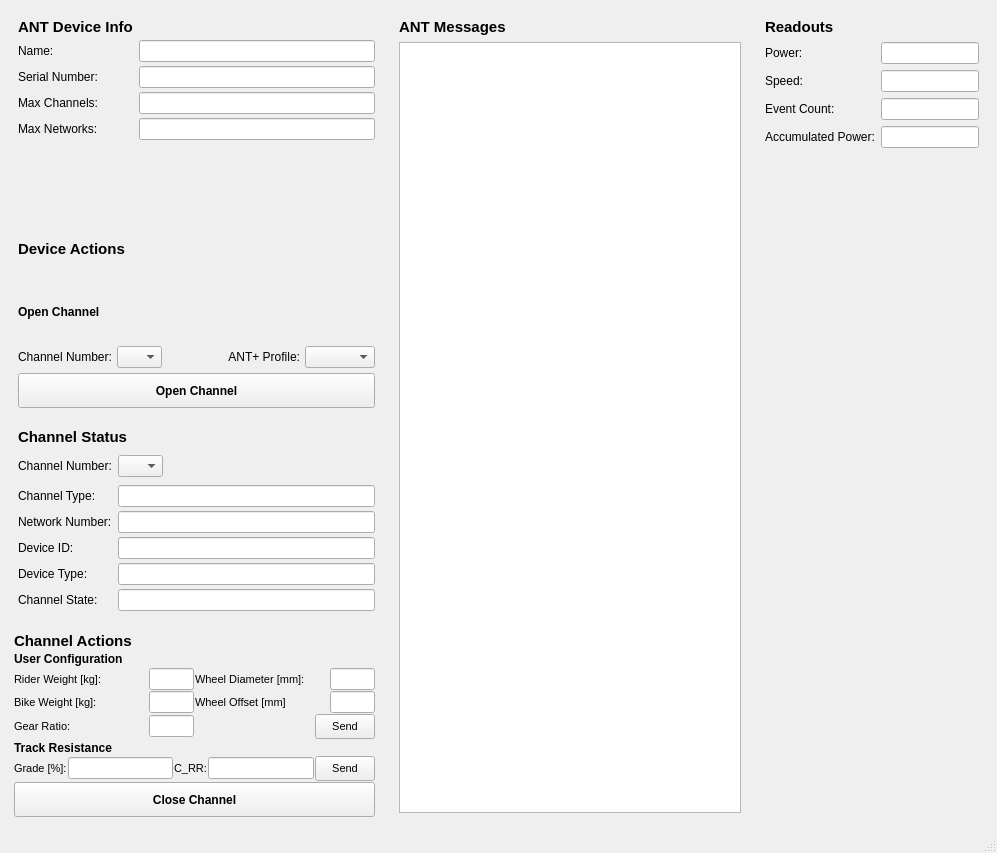
Qt form demos/GUI/ant_UI.ui (pcavanaugh04/libant) before a commit.
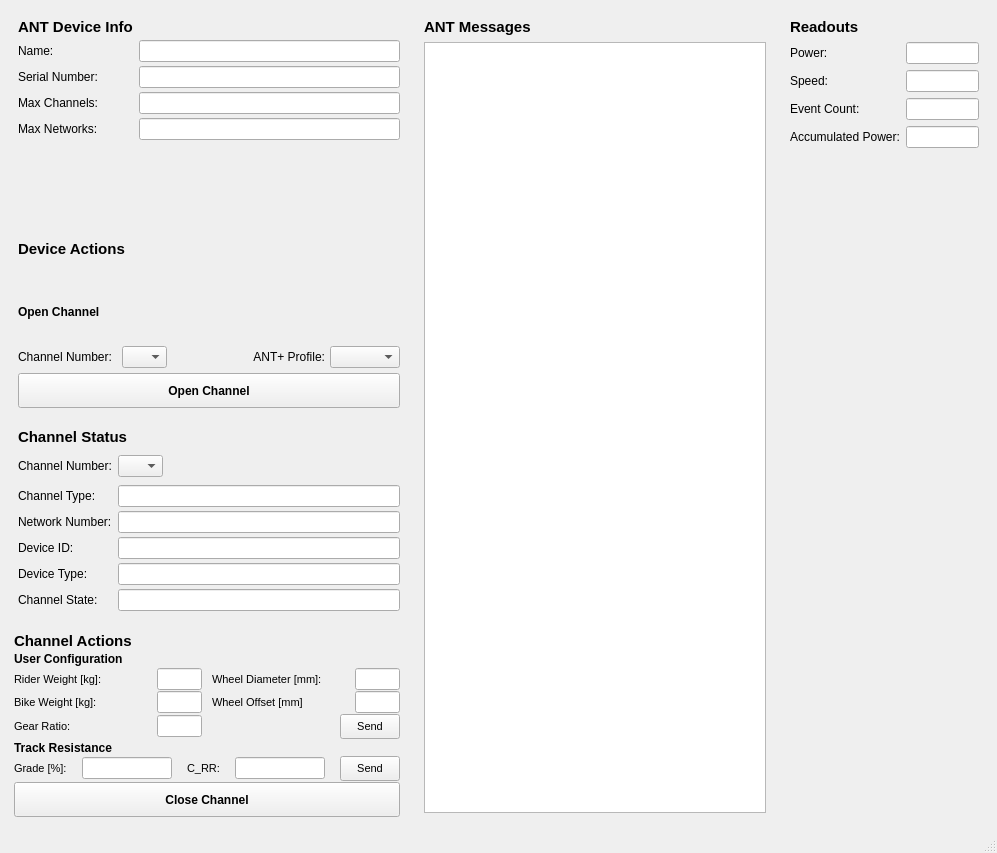
The same form after that commit.

Commit message:
Start GUI Demo
Run between a qt application and thread with proper use of signals and slots

The edit to the form file:
```diff
--- a/demos/GUI/ant_UI.ui
+++ b/demos/GUI/ant_UI.ui
@@ -62,6 +62,9 @@
            <property name="autoFillBackground">
             <bool>false</bool>
            </property>
+           <property name="readOnly">
+            <bool>true</bool>
+           </property>
           </widget>
          </item>
          <item row="2" column="0">
@@ -83,6 +86,9 @@
            <property name="autoFillBackground">
             <bool>false</bool>
            </property>
+           <property name="readOnly">
+            <bool>true</bool>
+           </property>
           </widget>
          </item>
          <item row="3" column="0">
@@ -104,6 +110,9 @@
            <property name="autoFillBackground">
             <bool>false</bool>
            </property>
+           <property name="readOnly">
+            <bool>true</bool>
+           </property>
           </widget>
          </item>
          <item row="4" column="0">
@@ -125,6 +134,9 @@
            <property name="autoFillBackground">
             <bool>false</bool>
            </property>
+           <property name="readOnly">
+            <bool>true</bool>
+           </property>
           </widget>
          </item>
         </layout>
@@ -341,6 +353,9 @@
              <property name="autoFillBackground">
               <bool>false</bool>
              </property>
+             <property name="readOnly">
+              <bool>true</bool>
+             </property>
             </widget>
            </item>
            <item row="1" column="0">
@@ -362,6 +377,9 @@
              <property name="autoFillBackground">
               <bool>false</bool>
              </property>
+             <property name="readOnly">
+              <bool>true</bool>
+             </property>
             </widget>
            </item>
            <item row="2" column="0">
@@ -383,6 +401,9 @@
              <property name="autoFillBackground">
               <bool>false</bool>
              </property>
+             <property name="readOnly">
+              <bool>true</bool>
+             </property>
             </widget>
            </item>
            <item row="3" column="0">
@@ -404,6 +425,9 @@
              <property name="autoFillBackground">
               <bool>false</bool>
              </property>
+             <property name="readOnly">
+              <bool>true</bool>
+             </property>
             </widget>
            </item>
            <item row="4" column="0">
@@ -425,6 +449,9 @@
              <property name="autoFillBackground">
               <bool>false</bool>
              </property>
+             <property name="readOnly">
+              <bool>true</bool>
+             </property>
             </widget>
            </item>
           </layout>
@@ -496,6 +523,9 @@
          </item>
          <item>
           <layout class="QGridLayout" name="gridLayout">
+           <property name="horizontalSpacing">
+            <number>10</number>
+           </property>
            <item row="0" column="0">
             <layout class="QHBoxLayout" name="horizontalLayout_3">
              <item>
@@ -726,6 +756,9 @@
          </item>
          <item>
           <layout class="QHBoxLayout" name="horizontalLayout_2">
+           <property name="spacing">
+            <number>15</number>
+           </property>
            <item>
             <widget class="QLabel" name="label_21">
              <property name="font">
@@ -898,6 +931,9 @@
          <property name="autoFillBackground">
           <bool>false</bool>
          </property>
+         <property name="readOnly">
+          <bool>true</bool>
+         </property>
         </widget>
        </item>
        <item row="2" column="0">
@@ -919,6 +955,9 @@
          <property name="autoFillBackground">
           <bool>false</bool>
          </property>
+         <property name="readOnly">
+          <bool>true</bool>
+         </property>
         </widget>
        </item>
        <item row="3" column="0">
@@ -940,6 +979,9 @@
          <property name="autoFillBackground">
           <bool>false</bool>
          </property>
+         <property name="readOnly">
+          <bool>true</bool>
+         </property>
         </widget>
        </item>
        <item row="4" column="0">
@@ -961,6 +1003,9 @@
          <property name="autoFillBackground">
           <bool>false</bool>
          </property>
+         <property name="readOnly">
+          <bool>true</bool>
+         </property>
         </widget>
        </item>
       </layout>
```
The commit also changes 6 other files.
